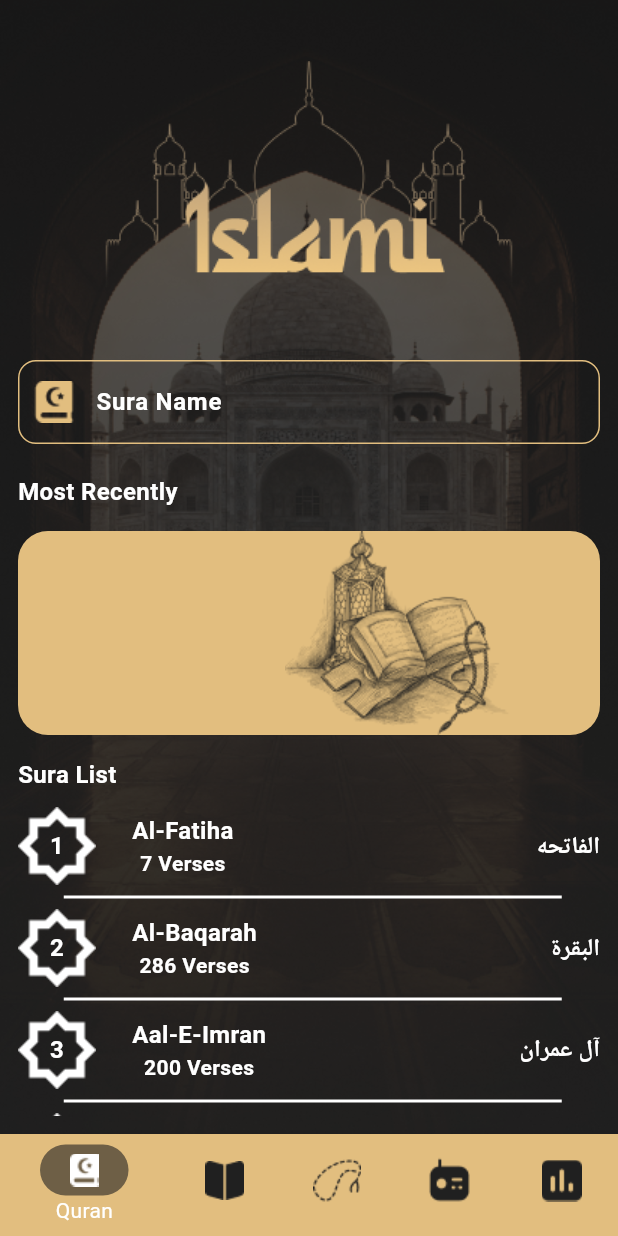
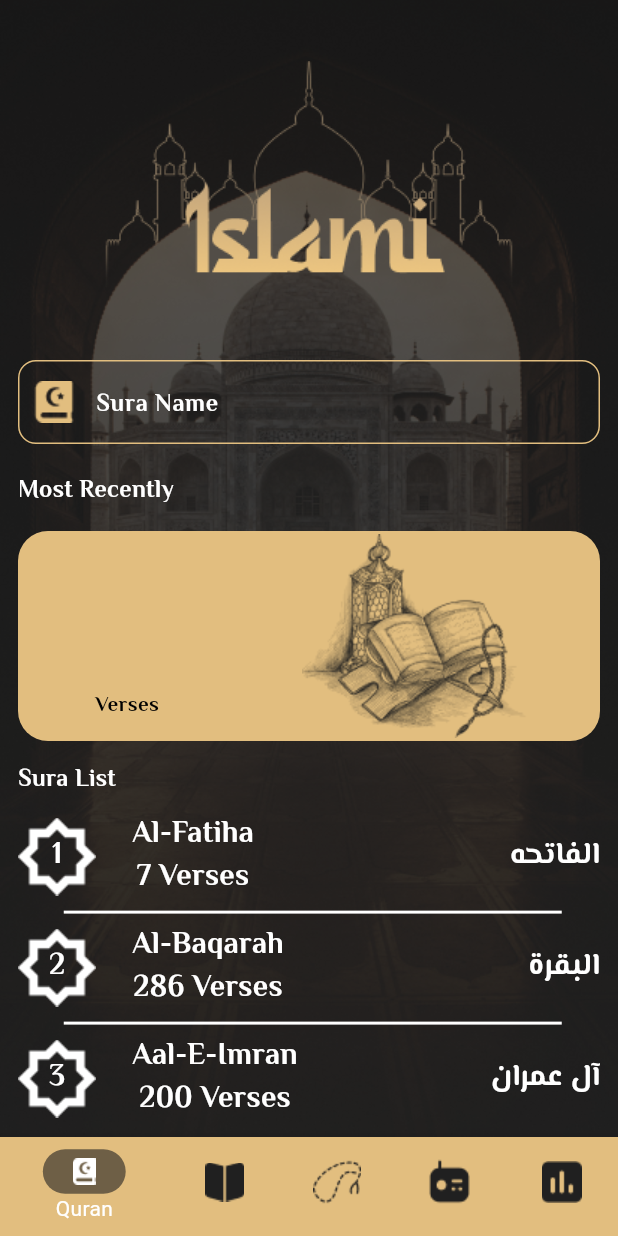
Before and after one commit to omarmohamed547/islami_app, a Flutter app: the screen it shows after launch, on a phone screen of 412 x 824 dp. Run offline on Flutter 3.47's test engine with Material 3 defaults, Android fonts, the phone set to English and light mode, and no system bars; our stand-ins replace carousel_slider, google_fonts, shared_preferences.

Commit message:
Make app styles and respoive ui.

```diff
--- a/lib/home/home_screen.dart
+++ b/lib/home/home_screen.dart
@@ -1,5 +1,5 @@
 import 'package:flutter/material.dart';
-import 'package:islami_app/app_colors.dart';
+import 'package:islami_app/utilis/app_colors.dart';
 import 'package:islami_app/home/tabs/Hadith_tab/Hadith_tab.dart';
 import 'package:islami_app/home/tabs/quran_tab/Quran_tab_screen.dart';
 import 'package:islami_app/home/tabs/radio_tab/Radio_tab.dart';
@@ -33,6 +33,8 @@ class _HomeScreenState extends State<HomeScreen> {
   ];
   @override
   Widget build(BuildContext context) {
+    var height = MediaQuery.of(context).size.height;
+
     return Stack(
       children: [
         Image.asset(
@@ -60,16 +62,17 @@ class _HomeScreenState extends State<HomeScreen> {
                 showUnselectedLabels: false,
                 items: [
                   BottomNavigationBarItem(
-                      icon: returnIconTab(0, "quran"), label: "Quran"),
+                      icon: returnIconTab(0, "quran", height), label: "Quran"),
                   BottomNavigationBarItem(
-                      icon: returnIconTab(1, "hadeth"), label: "hadeth"),
+                      icon: returnIconTab(1, "hadeth", height),
+                      label: "hadeth"),
                   BottomNavigationBarItem(
-                      icon: returnIconTab(2, "sebha"), label: "Sebha"),
+                      icon: returnIconTab(2, "sebha", height), label: "Sebha"),
                   BottomNavigationBarItem(
-                      icon: returnIconTab(3, "radio-svgrepo-com 1"),
+                      icon: returnIconTab(3, "radio-svgrepo-com 1", height),
                       label: "Radio"),
                   BottomNavigationBarItem(
-                      icon: returnIconTab(4, "time"), label: "time")
+                      icon: returnIconTab(4, "time", height), label: "time")
                 ]),
           ),
           body: tabs[selectedIndex],
@@ -78,9 +81,10 @@ class _HomeScreenState extends State<HomeScreen> {
     );
   }
 
-  Widget returnIconTab(int index, String image) {
+  Widget returnIconTab(int index, String image, double height) {
     return selectedIndex == index
         ? Container(
+            height: height * 0.036,
             padding: EdgeInsets.symmetric(vertical: 6, horizontal: 20),
             decoration: BoxDecoration(
               color: Color(0x99202020),
--- a/lib/home/tabs/quran_tab/Quran_details.dart
+++ b/lib/home/tabs/quran_tab/Quran_details.dart
@@ -1,8 +1,9 @@
 import 'package:flutter/material.dart';
 import 'package:flutter/services.dart';
-import 'package:islami_app/app_colors.dart';
+import 'package:islami_app/utilis/app_colors.dart';
 import 'package:islami_app/home/tabs/quran_tab/Sura_conteent.dart';
 import 'package:islami_app/models/Sura_model.dart';
+import 'package:islami_app/utilis/app_style.dart';
 
 class QuranDetails extends StatefulWidget {
   static const String qurandetailsScreenId = "QuranDetails";
@@ -48,7 +49,7 @@ class _QuranDetailsState extends State<QuranDetails> {
               ),
               Text(
                 arg.suraArabicName,
-                style: TextStyle(color: AppColors.primarycolor, fontSize: 24),
+                style: AppStyle.bold20Primary.copyWith(fontSize: 24),
               ),
               SizedBox(
                 height: 10,
--- a/lib/home/tabs/quran_tab/Quran_tab_screen.dart
+++ b/lib/home/tabs/quran_tab/Quran_tab_screen.dart
@@ -1,8 +1,9 @@
 import 'package:flutter/material.dart';
-import 'package:islami_app/app_colors.dart';
+import 'package:islami_app/utilis/app_colors.dart';
 import 'package:islami_app/home/tabs/quran_tab/Quran_details.dart';
 import 'package:islami_app/home/tabs/quran_tab/most_recently_item.dart';
 import 'package:islami_app/models/Sura_model.dart';
+import 'package:islami_app/utilis/app_style.dart';
 import 'package:shared_preferences/shared_preferences.dart';
 import 'Sura_Item.dart';
 import 'Sura_list_Item.dart';
@@ -62,10 +63,7 @@ class _QuranTabState extends State<QuranTab> {
                 prefixIcon:
                     Image.asset("assets/images/quran-svgrepo-com 1.png"),
                 hintText: "Sura Name",
-                hintStyle: TextStyle(
-                    color: Colors.white,
-                    fontSize: 16,
-                    fontWeight: FontWeight.bold),
+                hintStyle: AppStyle.bold20White.copyWith(fontSize: 16),
                 enabledBorder: OutlineInputBorder(
                     borderSide:
                         BorderSide(color: AppColors.primarycolor, width: 1),
@@ -87,8 +85,7 @@ class _QuranTabState extends State<QuranTab> {
           ),
           Text(
             "Sura List",
-            style: TextStyle(
-                color: Colors.white, fontSize: 16, fontWeight: FontWeight.bold),
+            style: AppStyle.bold20White.copyWith(fontSize: 16),
           ),
           SizedBox(
             height: 10,
--- a/lib/home/tabs/quran_tab/Sura_Item.dart
+++ b/lib/home/tabs/quran_tab/Sura_Item.dart
@@ -1,7 +1,8 @@
 import 'package:flutter/material.dart';
-import 'package:islami_app/app_colors.dart';
+import 'package:islami_app/utilis/app_colors.dart';
 import 'package:islami_app/home/tabs/quran_tab/Quran_details.dart';
 import 'package:islami_app/models/Sura_model.dart';
+import 'package:islami_app/utilis/app_style.dart';
 
 class SuraItem extends StatelessWidget {
   String suraArName;
@@ -18,12 +19,17 @@ class SuraItem extends StatelessWidget {
 
   @override
   Widget build(BuildContext context) {
+    var height = MediaQuery.of(context).size.height;
+    var width = MediaQuery.of(context).size.width;
+
     return InkWell(
       onTap: () {
         Navigator.pushNamed(context, QuranDetails.qurandetailsScreenId,
             arguments: filterList);
       },
       child: Container(
+        height: height * 0.17,
+        //width: width * .65,
         decoration: BoxDecoration(
             borderRadius: BorderRadius.circular(20),
             color: AppColors.primarycolor),
@@ -31,27 +37,19 @@ class SuraItem extends StatelessWidget {
           mainAxisAlignment: MainAxisAlignment.spaceAround,
           children: [
             Column(
+              mainAxisAlignment: MainAxisAlignment.spaceEvenly,
               children: [
                 Text(
                   suraENName,
-                  style: TextStyle(
-                      color: Colors.black,
-                      fontSize: 16,
-                      fontWeight: FontWeight.bold),
+                  style: AppStyle.bold24Black,
                 ),
                 Text(
                   suraArName,
-                  style: TextStyle(
-                      color: Colors.black,
-                      fontSize: 16,
-                      fontWeight: FontWeight.bold),
+                  style: AppStyle.bold24Black,
                 ),
                 Text(
-                  numOfVerses,
-                  style: TextStyle(
-                      color: Colors.black,
-                      fontSize: 16,
-                      fontWeight: FontWeight.bold),
+                  "$numOfVerses Verses",
+                  style: AppStyle.bold24Black.copyWith(fontSize: 14),
                 ),
               ],
             ),
--- a/lib/home/tabs/quran_tab/Sura_conteent.dart
+++ b/lib/home/tabs/quran_tab/Sura_conteent.dart
@@ -1,5 +1,6 @@
 import 'package:flutter/material.dart';
-import 'package:islami_app/app_colors.dart';
+import 'package:islami_app/utilis/app_colors.dart';
+import 'package:islami_app/utilis/app_style.dart';
 
 class SuraConteent extends StatefulWidget {
   String content;
@@ -41,7 +42,7 @@ class _SuraConteentState extends State<SuraConteent> {
           textDirection: TextDirection.rtl,
           textAlign: TextAlign.center,
           "${widget.content}[${widget.index + 1}]",
-          style: TextStyle(fontSize: textSize, color: textColor),
+          style: AppStyle.bold20Primary,
         ),
       ),
     );
--- a/lib/home/tabs/quran_tab/Sura_list_Item.dart
+++ b/lib/home/tabs/quran_tab/Sura_list_Item.dart
@@ -1,5 +1,6 @@
 import 'package:flutter/material.dart';
 import 'package:islami_app/models/Sura_model.dart';
+import 'package:islami_app/utilis/app_style.dart';
 
 class SuraListItem extends StatelessWidget {
   int index;
@@ -20,10 +21,7 @@ class SuraListItem extends StatelessWidget {
             Image.asset("assets/images/GroupsuranNum.png"),
             Text(
               "${index + 1}",
-              style: TextStyle(
-                  color: Colors.white,
-                  fontSize: 16,
-                  fontWeight: FontWeight.bold),
+              style: AppStyle.bold20White,
             )
           ],
         ),
@@ -36,28 +34,17 @@ class SuraListItem extends StatelessWidget {
             children: [
               Column(
                 children: [
-                  Text(
-                    "${suraModelobj.suraEnglishName}",
-                    style: TextStyle(
-                        color: Colors.white,
-                        fontSize: 16,
-                        fontWeight: FontWeight.bold),
-                  ),
+                  Text("${suraModelobj.suraEnglishName}",
+                      style: AppStyle.bold20White),
                   Text(
                     "${suraModelobj.numOfVerse} Verses",
-                    style: TextStyle(
-                        color: Colors.white,
-                        fontSize: 14,
-                        fontWeight: FontWeight.bold),
+                    style: AppStyle.bold20White,
                   ),
                 ],
               ),
               Text(
                 "${suraModelobj.suraArabicName}",
-                style: TextStyle(
-                    color: Colors.white,
-                    fontSize: 16,
-                    fontWeight: FontWeight.bold),
+                style: AppStyle.bold20White,
               ),
             ],
           ),
--- a/lib/home/tabs/quran_tab/most_recently_item.dart
+++ b/lib/home/tabs/quran_tab/most_recently_item.dart
@@ -1,6 +1,7 @@
 import 'package:flutter/material.dart';
 import 'package:islami_app/home/tabs/quran_tab/Sura_Item.dart';
 import 'package:islami_app/models/Sura_model.dart';
+import 'package:islami_app/utilis/app_style.dart';
 
 class MostRecentlyItem extends StatelessWidget {
   String suraArName;
@@ -22,8 +23,7 @@ class MostRecentlyItem extends StatelessWidget {
       children: [
         Text(
           "Most Recently",
-          style: TextStyle(
-              color: Colors.white, fontSize: 16, fontWeight: FontWeight.bold),
+          style: AppStyle.bold20White.copyWith(fontSize: 16),
         ),
         SizedBox(
           height: 15,
--- a/lib/home/tabs/radio_tab/Radio_tab.dart
+++ b/lib/home/tabs/radio_tab/Radio_tab.dart
@@ -1,5 +1,5 @@
 import 'package:flutter/material.dart';
-import 'package:islami_app/app_colors.dart';
+import 'package:islami_app/utilis/app_colors.dart';
 
 class RadioTab extends StatelessWidget {
   const RadioTab({super.key});
--- a/lib/main.dart
+++ b/lib/main.dart
@@ -1,7 +1,7 @@
 import 'package:flutter/material.dart';
-import 'package:islami_app/ThemeApp.dart';
+import 'package:islami_app/utilis/ThemeApp.dart';
 import 'package:islami_app/home/home_screen.dart';
-
+import 'package:google_fonts/google_fonts.dart';
 import 'home/tabs/Hadith_tab/Hadith_details.dart';
 import 'home/tabs/quran_tab/Quran_details.dart';
 
--- a/lib/ThemeApp.dart
+++ b/lib/utilis/ThemeApp.dart
@@ -1,5 +1,5 @@
 import 'package:flutter/material.dart';
-import 'package:islami_app/app_colors.dart';
+import 'package:islami_app/utilis/app_colors.dart';
 
 class ThemeDataApp {
   static final ThemeData darktheme = ThemeData(
--- /dev/null
+++ b/lib/utilis/app_style.dart
@@ -0,0 +1,14 @@
+import 'package:flutter/material.dart';
+import 'package:google_fonts/google_fonts.dart';
+import 'package:islami_app/utilis/app_colors.dart';
+
+class AppStyle {
+  static TextStyle bold20White = GoogleFonts.elMessiri(
+      color: Colors.white, fontSize: 20, fontWeight: FontWeight.bold);
+
+  static TextStyle bold24Black = GoogleFonts.elMessiri(
+      color: Colors.black, fontSize: 24, fontWeight: FontWeight.bold);
+
+  static TextStyle bold20Primary = GoogleFonts.elMessiri(
+      color: AppColors.primarycolor, fontSize: 20, fontWeight: FontWeight.bold);
+}
--- a/pubspec.yaml
+++ b/pubspec.yaml
@@ -28,6 +28,7 @@ environment:
 # the latest version available on pub.dev. To see which dependencies have newer
 # versions available, run `flutter pub outdated`.
 dependencies:
+  path_provider: ^2.1.2
   flutter_native_splash: ^2.4.3
 
   flutter:
@@ -39,6 +40,7 @@ dependencies:
   cupertino_icons: ^1.0.8
   carousel_slider: ^5.0.0
   shared_preferences: ^2.3.3
+  google_fonts: ^6.2.1
 
 dev_dependencies:
   flutter_test:
```
Also changed, not shown: lib/home/tabs/Hadith_tab/Hadith_details.dart (+9 -6 lines), lib/home/tabs/Hadith_tab/Hadith_tab.dart (+13 -8 lines), lib/home/tabs/sebha_tab/Sebha_tab.dart (+13 -21 lines), assets/images/branding_icon.png (added), assets/images/splash_icon.png (added), lib/utilis/app_colors.dart (renamed from lib/app_colors.dart), pubspec.lock, 1 other file.
